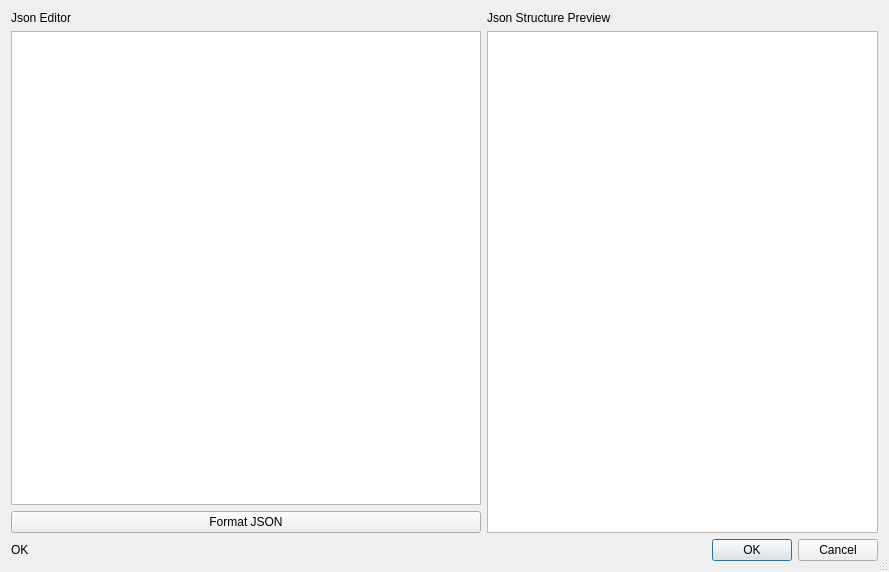
The window that src/ui/editors/w_JsonEditor.ui (Qv2ray/Qv2ray) describes before a commit, drawn with Qt 5.
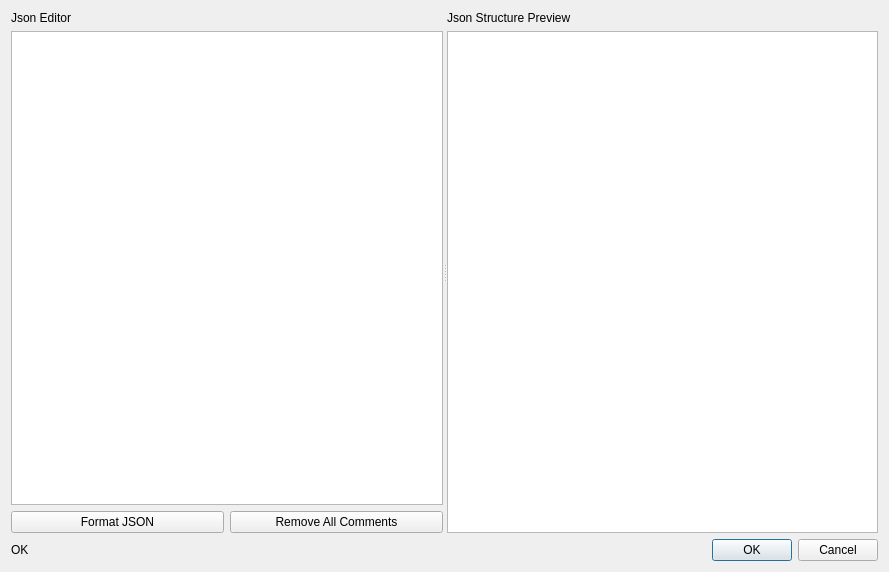
The same window after the commit.

Commit message: add: added a better JsonEditor

Patch:
```diff
--- a/src/ui/editors/w_JsonEditor.ui
+++ b/src/ui/editors/w_JsonEditor.ui
@@ -11,41 +11,40 @@
    </rect>
   </property>
   <property name="windowTitle">
-   <string>Dialog</string>
-  </property>
-  <property name="sizeGripEnabled">
-   <bool>true</bool>
+   <string>JSON Editor</string>
   </property>
   <property name="modal">
    <bool>true</bool>
   </property>
-  <layout class="QGridLayout" name="gridLayout" columnstretch="6,5">
-   <item row="3" column="0">
-    <widget class="QLabel" name="jsonValidateStatus">
-     <property name="text">
-      <string>OK</string>
-     </property>
-    </widget>
-   </item>
-   <item row="0" column="1">
-    <widget class="QLabel" name="label_2">
-     <property name="text">
-      <string>Json Structure Preview</string>
-     </property>
-    </widget>
-   </item>
-   <item row="3" column="1">
-    <widget class="QDialogButtonBox" name="buttonBox">
+  <layout class="QGridLayout" name="gridLayout_3">
+   <item row="0" column="0" colspan="2">
+    <widget class="QSplitter" name="splitter">
      <property name="orientation">
       <enum>Qt::Horizontal</enum>
      </property>
-     <property name="standardButtons">
-      <set>QDialogButtonBox::Cancel|QDialogButtonBox::Ok</set>
+     <property name="childrenCollapsible">
+      <bool>false</bool>
+     </property>
+     <widget class="QWidget" name="layoutWidget">
+      <layout class="QGridLayout" name="gridLayout">
+       <item row="0" column="0">
+        <widget class="QLabel" name="label">
+         <property name="text">
+          <string>Json Editor</string>
      </property>
     </widget>
    </item>
-   <item row="1" column="0">
-    <widget class="QTextEdit" name="jsonEditor"/>
+       <item row="1" column="0" colspan="2">
+        <widget class="QTextEdit" name="jsonEditor">
+         <property name="font">
+          <font>
+           <family>Monospace</family>
+          </font>
+         </property>
+         <property name="lineWrapMode">
+          <enum>QTextEdit::NoWrap</enum>
+         </property>
+        </widget>
    </item>
    <item row="2" column="0">
     <widget class="QPushButton" name="formatJsonBtn">
@@ -54,18 +53,26 @@
      </property>
     </widget>
    </item>
+       <item row="2" column="1">
+        <widget class="QPushButton" name="removeCommentsBtn">
+         <property name="text">
+          <string>Remove All Comments</string>
+         </property>
+        </widget>
+       </item>
+      </layout>
+     </widget>
+     <widget class="QWidget" name="layoutWidget">
+      <layout class="QGridLayout" name="gridLayout_2">
    <item row="0" column="0">
-    <widget class="QLabel" name="label">
+        <widget class="QLabel" name="label_2">
      <property name="text">
-      <string>Json Editor</string>
+          <string>Json Structure Preview</string>
      </property>
     </widget>
    </item>
-   <item row="1" column="1" rowspan="2">
+       <item row="1" column="0">
     <widget class="QTreeView" name="jsonTree">
-     <property name="sizeAdjustPolicy">
-      <enum>QAbstractScrollArea::AdjustToContents</enum>
-     </property>
      <property name="editTriggers">
       <set>QAbstractItemView::NoEditTriggers</set>
      </property>
@@ -93,6 +100,27 @@
      <attribute name="headerDefaultSectionSize">
       <number>152</number>
      </attribute>
+        </widget>
+       </item>
+      </layout>
+     </widget>
+    </widget>
+   </item>
+   <item row="1" column="0">
+    <widget class="QLabel" name="jsonValidateStatus">
+     <property name="text">
+      <string>OK</string>
+     </property>
+    </widget>
+   </item>
+   <item row="1" column="1">
+    <widget class="QDialogButtonBox" name="buttonBox">
+     <property name="orientation">
+      <enum>Qt::Horizontal</enum>
+     </property>
+     <property name="standardButtons">
+      <set>QDialogButtonBox::Cancel|QDialogButtonBox::Ok</set>
+     </property>
     </widget>
    </item>
   </layout>
```
Left out of the diff: 6 changed lines with no effect on the pictures. Lines whose indentation alone changed are shown as unchanged. The commit also changes 6 other files.
